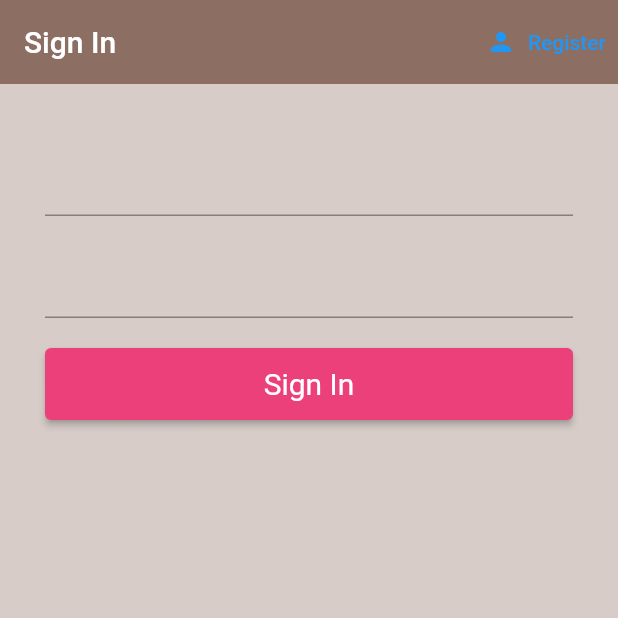
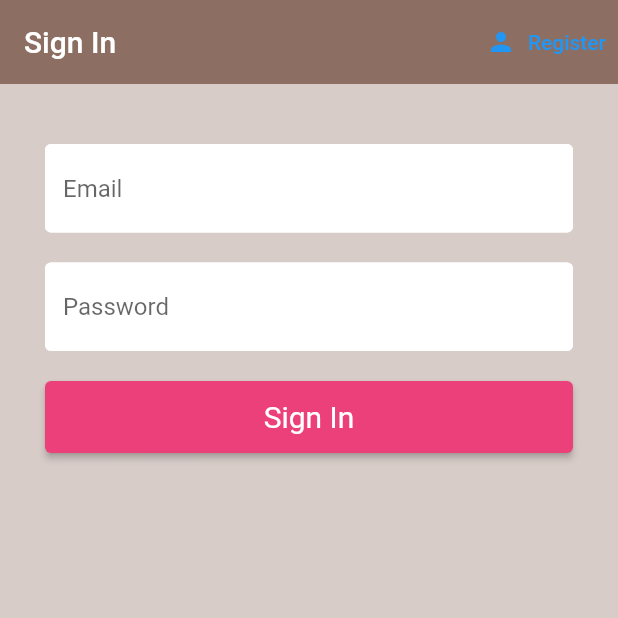
Before and after one commit to pushkardeshmukh1992/flutter-login, a Flutter app: the screen it shows after launch, on a phone screen of 412 x 824 dp, the top half of it. Run offline on Flutter 3.47's test engine with Material 2 defaults, Android fonts, the phone set to English and light mode, and no system bars; our stand-ins replace firebase_auth, firebase_core; accounts and stored records are empty.

Commit message:
Input decorations to text fields

```diff
--- a/lib/screens/home/authenticate/register.dart
+++ b/lib/screens/home/authenticate/register.dart
@@ -1,5 +1,6 @@
 import 'package:flutter/material.dart';
 import 'package:demo_app/services/auth.dart';
+import 'package:demo_app/shared/constants.dart';
 
 class Register extends StatefulWidget {
   final Function toggleView;
@@ -54,6 +55,7 @@ class _RegisterState extends State<Register> {
                 children: <Widget>[
                   const SizedBox(height: 20),
                   TextFormField(
+                    decoration: textInputDecoration.copyWith(hintText: 'Email'),
                     validator: (val) => val!.isEmpty ? 'Enter an email' : null,
                     onChanged: (val) {
                       setState(() {
@@ -63,6 +65,8 @@ class _RegisterState extends State<Register> {
                   ),
                   const SizedBox(height: 20),
                   TextFormField(
+                    decoration:
+                        textInputDecoration.copyWith(hintText: 'Password'),
                     validator: (val) => val!.length < 6
                         ? 'Enter a password 6+ chars long'
                         : null,
--- a/lib/screens/home/authenticate/sign_in.dart
+++ b/lib/screens/home/authenticate/sign_in.dart
@@ -1,5 +1,6 @@
 import 'package:demo_app/services/auth.dart';
 import 'package:flutter/material.dart';
+import 'package:demo_app/shared/constants.dart';
 
 class SignIn extends StatefulWidget {
   // const SignIn({Key? key}) : super(key: key);
@@ -56,6 +57,7 @@ class _SignInState extends State<SignIn> {
                 children: <Widget>[
                   const SizedBox(height: 20),
                   TextFormField(
+                    decoration: textInputDecoration.copyWith(hintText: 'Email'),
                     validator: (val) => val!.isEmpty ? 'Enter an email' : null,
                     onChanged: (val) {
                       setState(() {
@@ -65,6 +67,8 @@ class _SignInState extends State<SignIn> {
                   ),
                   const SizedBox(height: 20),
                   TextFormField(
+                    decoration:
+                        textInputDecoration.copyWith(hintText: 'Password'),
                     validator: (val) => val!.length < 6
                         ? 'Enter a password 6+ chars long'
                         : null,
--- /dev/null
+++ b/lib/shared/constants.dart
@@ -0,0 +1,9 @@
+import 'package:flutter/material.dart';
+
+const textInputDecoration = InputDecoration(
+    fillColor: Colors.white,
+    filled: true,
+    enabledBorder: OutlineInputBorder(
+        borderSide: BorderSide(color: Colors.white, width: 2)),
+    focusedBorder: OutlineInputBorder(
+        borderSide: BorderSide(color: Colors.pink, width: 2)));
```
